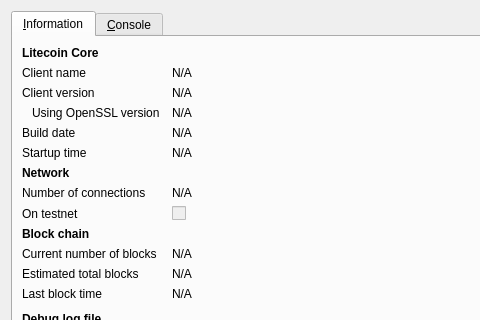
Old version of the form src/qt/forms/rpcconsole.ui in the repository utex/utex-a; both pictures show x 0 to 480 and y 0 to 320 of the 740 by 450 pixel window.
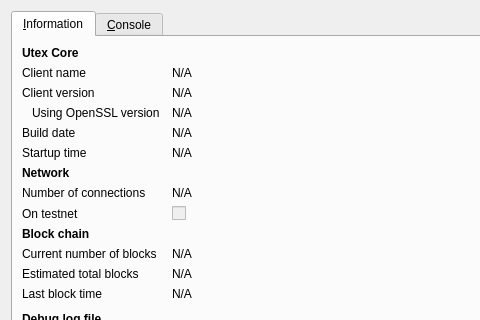
New version of the form. Icons and pictures are not drawn.

Commit message: changed occurrences of litecoin with utex etc

Diff of the .ui file:
```diff
--- a/src/qt/forms/rpcconsole.ui
+++ b/src/qt/forms/rpcconsole.ui
@@ -36,7 +36,7 @@
           </font>
          </property>
          <property name="text">
-          <string>Litecoin Core</string>
+          <string>Utex Core</string>
          </property>
         </widget>
        </item>
```
Left out of the diff: 6 changed lines with no effect on the pictures. The commit also changes 115 other files.
